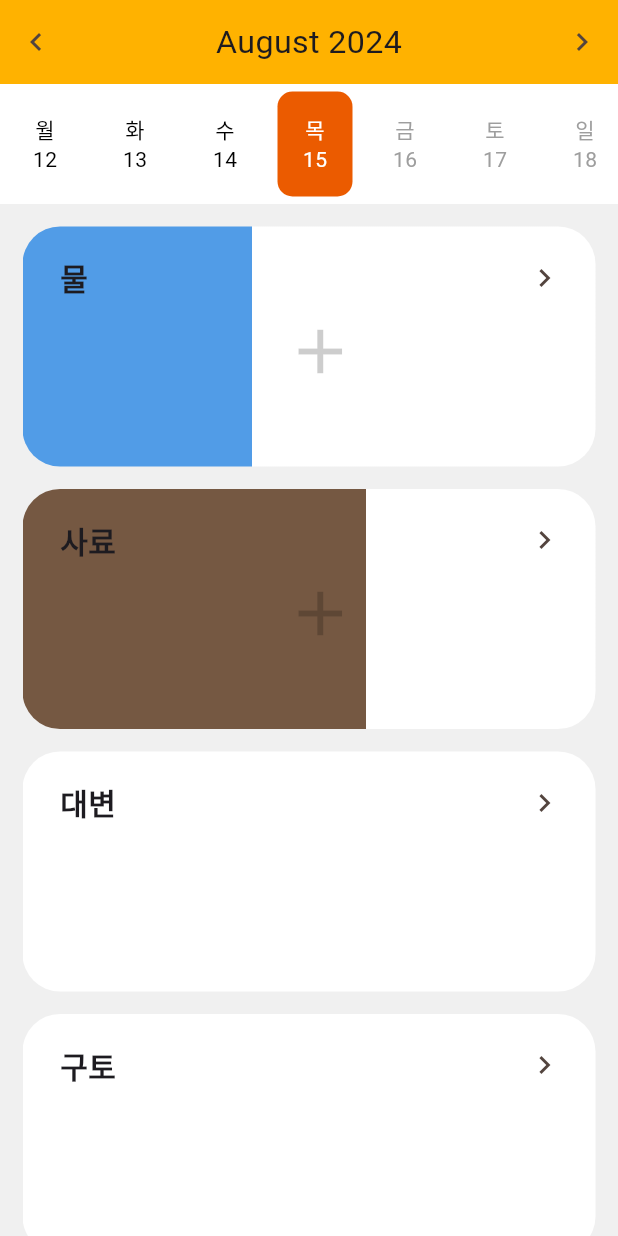
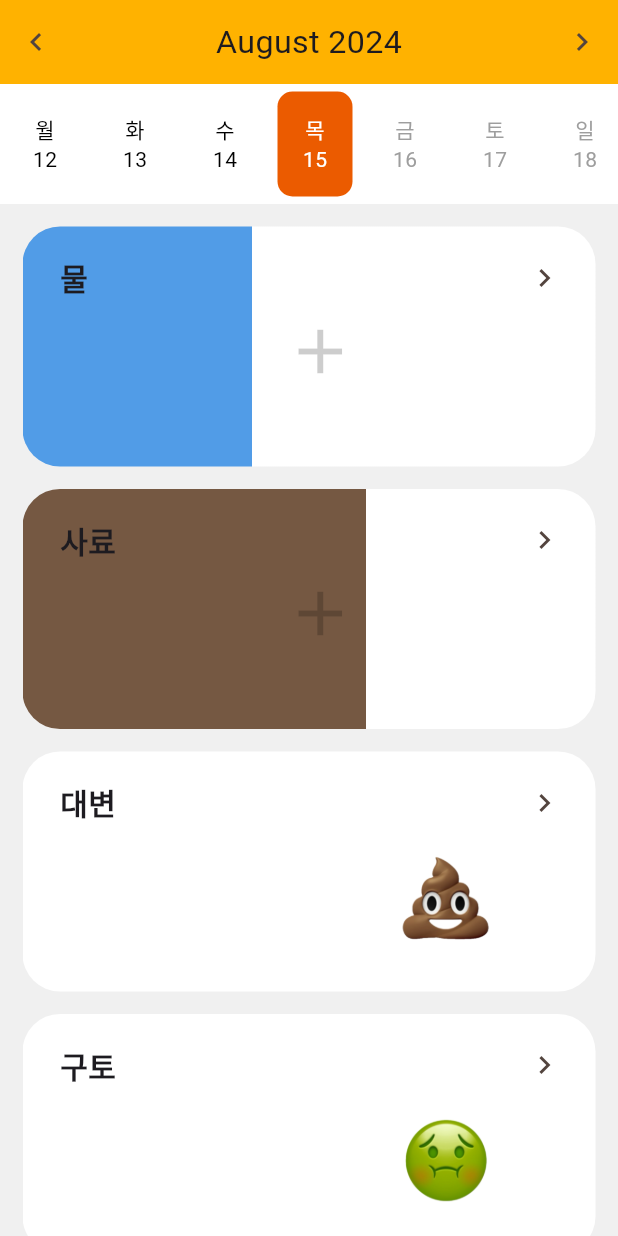
Before and after one commit to amosi999/mncare, a Flutter app: the TrackingScreen screen opened directly with empty values, on a phone screen of 412 x 824 dp. Run offline on Flutter 3.47's test engine with Material 3 defaults, Android fonts, the phone set to English and light mode, and no system bars; our stand-ins replace camera, cloud_firestore, firebase_auth, firebase_core, firebase_storage, flutter_colorpicker and 3 more; missing offline and left inert: toggle_list; accounts and stored records are empty.

Commit message:
chore: 트래킹 메인화면 대변, 구토 이미지 추가

```diff
--- a/lib/screens/tracking/tracking_grid.dart
+++ b/lib/screens/tracking/tracking_grid.dart
@@ -163,7 +163,33 @@ class TrackingGrid extends StatelessWidget {
                   Icons.add,
                   color: Color.fromARGB(50, 0, 0, 0),
                   size: 50,
-                )
+                ),
+              if (title == '대변')
+                Row(
+                  mainAxisAlignment: MainAxisAlignment.end,
+                  children: [
+                    SizedBox(
+                      height: 80,
+                      child: Image.asset('assets/images/poop.png'),
+                    ),
+                    const SizedBox(
+                      width: 50,
+                    ),
+                  ],
+                ),
+              if (title == '구토')
+                Row(
+                  mainAxisAlignment: MainAxisAlignment.end,
+                  children: [
+                    SizedBox(
+                      height: 80,
+                      child: Image.asset('assets/images/vomit.png'),
+                    ),
+                    const SizedBox(
+                      width: 50,
+                    ),
+                  ],
+                ),
             ],
           ),
         ),
```
Also changed, not shown: assets/images/poop.png (added), assets/images/vomit.png (added).
